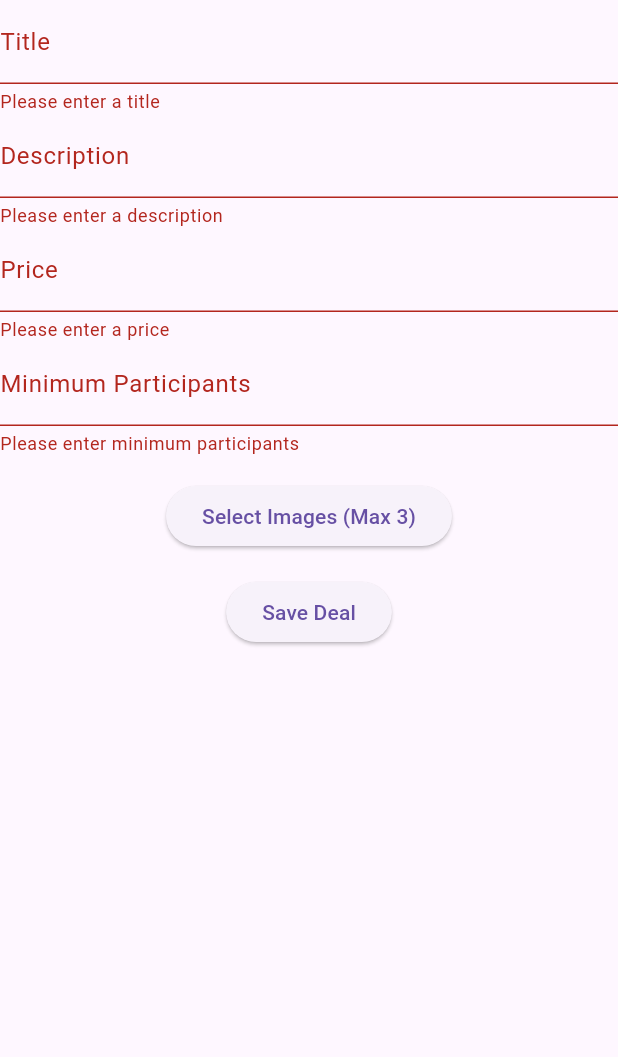
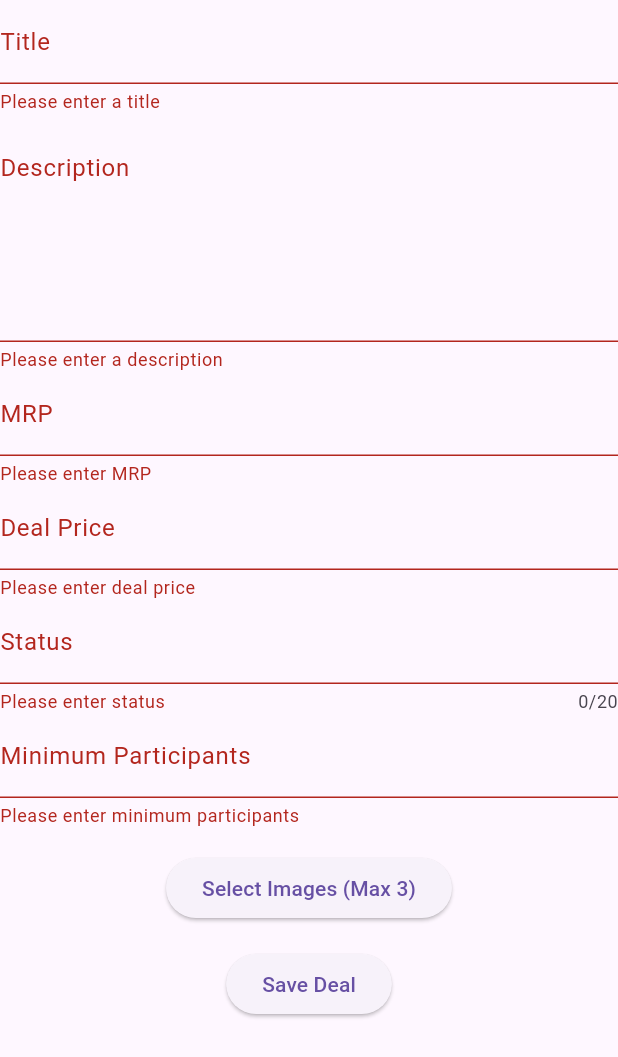
Before and after one commit to NewMayur/utpanna-admin, a Flutter app: the DealForm widget shown alone on an empty page, opened directly with empty values, after a tap on "Save Deal", on a phone screen of 412 x 824 dp. Shown: the top 1057 px of the screen. Run offline on Flutter 3.47's test engine with Material 3 defaults, Android fonts, the phone set to English and light mode, and no system bars; our stand-ins replace dio, firebase_core, image_picker, shared_preferences; accounts and stored records are empty; network calls fail.

Commit message:
Completed MVP Features

```diff
--- a/lib/screens/admin_panel.dart
+++ b/lib/screens/admin_panel.dart
@@ -44,7 +44,8 @@ class Deal {
   final int id;
   final String title;
   final String description;
-  final double price;
+  final double mrp;
+  final double deal_price;
   final int min_participants;
   final int current_participants;
   final String status;
@@ -58,10 +59,11 @@ class Deal {
     required this.id,
     required this.title,
     required this.description,
-    required this.price,
+    required this.mrp,
+    required this.deal_price,
     required this.min_participants,
     this.current_participants = 0,
-    this.status = 'open',
+    required this.status,
     required this.created_at,
     required this.updated_at,
     this.participants,
@@ -74,7 +76,8 @@ class Deal {
       'id': id,
       'title': title,
       'description': description,
-      'price': price,
+      'mrp': mrp,
+      'deal_price': deal_price,
       'min_participants': min_participants,
       'current_participants': current_participants,
       'status': status,
@@ -86,7 +89,8 @@ class Deal {
       id: json['id'],
       title: json['title'],
       description: json['description'],
-      price: json['price'].toDouble(),
+      mrp: (json['mrp'] ?? 0.0).toDouble(),
+      deal_price: (json['deal_price'] ?? 0.0).toDouble(),
       min_participants: json['min_participants'],
       current_participants: json['current_participants'] ?? 0,
       status: json['status'] ?? 'open',
@@ -134,8 +138,10 @@ class _AdminPanelState extends State<AdminPanel> {
   final _dealFormKey = GlobalKey<FormState>();
   final _titleController = TextEditingController();
   final _descriptionController = TextEditingController();
-  final _priceController = TextEditingController();
+  final _mrpController = TextEditingController();
+  final _dealPriceController = TextEditingController();
   final _minParticipantsController = TextEditingController();
+  final _statusController = TextEditingController();
   final _authService = AuthService();
 
   @override
@@ -178,13 +184,14 @@ class _AdminPanelState extends State<AdminPanel> {
     if (_dealFormKey.currentState!.validate()) {
       final now = DateTime.now().toIso8601String();
       final deal = Deal(
-        id: 0, // The server will assign the actual ID
+        id: 0,
         title: _titleController.text,
         description: _descriptionController.text,
-        price: double.parse(_priceController.text),
+        mrp: double.parse(_mrpController.text),
+        deal_price: double.parse(_dealPriceController.text),
         min_participants: int.parse(_minParticipantsController.text),
         current_participants: 0,
-        status: 'open',
+        status: _statusController.text,
         created_at: now,
         updated_at: now,
       );
@@ -200,7 +207,7 @@ class _AdminPanelState extends State<AdminPanel> {
         );
 
         if (response.statusCode == 201) {
-          fetchDeals(); // Refresh the list of deals
+          fetchDeals();
           _dealFormKey.currentState?.reset();
           ScaffoldMessenger.of(context).showSnackBar(
             SnackBar(content: Text('Deal created successfully')),
@@ -282,15 +289,17 @@ class _AdminPanelState extends State<AdminPanel> {
             builder: (context) => AlertDialog(
               title: const Text('Create New Deal'),
               content: SizedBox(
-                height: 400, // Adjust height as needed
-                width: 300,  // Adjust width as needed
+                height: 600, // Increased height to accommodate all fields
+                width: 300,
                 child: SingleChildScrollView(
                   child: DealForm(
                     formKey: _dealFormKey,
                     titleController: _titleController,
                     descriptionController: _descriptionController,
-                    priceController: _priceController,
+                    mrpController: _mrpController,
+                    dealPriceController: _dealPriceController,
                     minParticipantsController: _minParticipantsController,
+                    statusController: _statusController,
                     onSave: () {
                       _createDeal();
                       Navigator.pop(context);
@@ -326,7 +335,8 @@ class DealList extends StatelessWidget {
           child: DataTable(
             columns: const [
               DataColumn(label: Text('Title')),
-              DataColumn(label: Text('Price')),
+              DataColumn(label: Text('MRP')),
+              DataColumn(label: Text('Deal Price')),
               DataColumn(label: Text('Participants')),
               DataColumn(label: Text('Status')),
               DataColumn(label: Text('Actions')),
@@ -334,7 +344,8 @@ class DealList extends StatelessWidget {
             rows: deals.map((deal) => DataRow(
               cells: [
                 DataCell(Text(deal.title)),
-                DataCell(Text('₹${deal.price}')),
+                DataCell(Text('₹${deal.mrp}')),
+                DataCell(Text('₹${deal.deal_price}')),
                 DataCell(Text('${deal.current_participants}/${deal.min_participants}')),
                 DataCell(Text(deal.status)),
                 DataCell(Row(
@@ -365,8 +376,10 @@ class DealForm extends StatefulWidget {
   final GlobalKey<FormState> formKey;
   final TextEditingController titleController;
   final TextEditingController descriptionController;
-  final TextEditingController priceController;
+  final TextEditingController mrpController;
+  final TextEditingController dealPriceController;
   final TextEditingController minParticipantsController;
+  final TextEditingController statusController;
   final VoidCallback onSave;
 
   const DealForm({
@@ -374,8 +387,10 @@ class DealForm extends StatefulWidget {
     required this.formKey,
     required this.titleController,
     required this.descriptionController,
-    required this.priceController,
+    required this.mrpController,
+    required this.dealPriceController,
     required this.minParticipantsController,
+    required this.statusController,
     required this.onSave,
   }) : super(key: key);
 
@@ -392,7 +407,7 @@ class _DealFormState extends State<DealForm> {
     if (images.isNotEmpty) {
       setState(() {
         _selectedImages.clear();
-        _selectedImages.addAll(images.take(3)); // Limit to 3 images
+        _selectedImages.addAll(images.take(3));
       });
     }
   }
@@ -416,7 +431,13 @@ class _DealFormState extends State<DealForm> {
           ),
           TextFormField(
             controller: widget.descriptionController,
-            decoration: const InputDecoration(labelText: 'Description'),
+            decoration: const InputDecoration(
+              labelText: 'Description',
+              alignLabelWithHint: true,
+            ),
+            maxLines: 5,
+            textInputAction: TextInputAction.newline,
+            keyboardType: TextInputType.multiline,
             validator: (value) {
               if (value == null || value.isEmpty) {
                 return 'Please enter a description';
@@ -425,15 +446,45 @@ class _DealFormState extends State<DealForm> {
             },
           ),
           TextFormField(
-            controller: widget.priceController,
-            decoration: const InputDecoration(labelText: 'Price'),
+            controller: widget.mrpController,
+            decoration: const InputDecoration(labelText: 'MRP'),
             keyboardType: TextInputType.number,
             validator: (value) {
               if (value == null || value.isEmpty) {
-                return 'Please enter a price';
+                return 'Please enter MRP';
               }
               if (double.tryParse(value) == null) {
                 return 'Please enter a valid number';
+              }
+              return null;
+            },
+          ),
+          TextFormField(
+            controller: widget.dealPriceController,
+            decoration: const InputDecoration(labelText: 'Deal Price'),
+            keyboardType: TextInputType.number,
+            validator: (value) {
+              if (value == null || value.isEmpty) {
+                return 'Please enter deal price';
+              }
+              if (double.tryParse(value) == null) {
+                return 'Please enter a valid number';
+              }
+              final dealPrice = double.parse(value);
+              final mrp = double.tryParse(widget.mrpController.text) ?? 0;
+              if (dealPrice >= mrp) {
+                return 'Deal price must be less than MRP';
+              }
+              return null;
+            },
+          ),
+          TextFormField(
+            controller: widget.statusController,
+            decoration: const InputDecoration(labelText: 'Status'),
+            maxLength: 20,
+            validator: (value) {
+              if (value == null || value.isEmpty) {
+                return 'Please enter status';
               }
               return null;
             },
@@ -510,8 +561,10 @@ class _DealFormState extends State<DealForm> {
     formData.fields.addAll([
       MapEntry('title', widget.titleController.text),
       MapEntry('description', widget.descriptionController.text),
-      MapEntry('price', widget.priceController.text),
+      MapEntry('mrp', widget.mrpController.text),
+      MapEntry('deal_price', widget.dealPriceController.text),
       MapEntry('min_participants', widget.minParticipantsController.text),
+      MapEntry('status', widget.statusController.text),
     ]);
 
     // Add images
--- a/lib/screens/deal_detail_screen.dart
+++ b/lib/screens/deal_detail_screen.dart
@@ -130,11 +130,19 @@ class _DealDetailScreenState extends State<DealDetailScreen> {
             child: Column(
               crossAxisAlignment: CrossAxisAlignment.start,
               children: [
-                Text('Title: ${deal.title}', style: Theme.of(context).textTheme.titleLarge),
+                Text('Title: ${deal.title}',
+                  style: Theme.of(context).textTheme.titleLarge
+                ),
                 const SizedBox(height: 16),
-                _buildImageGallery(deal.images), // Add this line
-                Text('Description: ${deal.description}'),
-                Text('Price: ₹${deal.price}'),
+                _buildImageGallery(deal.images),
+                const SizedBox(height: 16),
+                Text('Description:',
+                  style: Theme.of(context).textTheme.titleMedium
+                ),
+                Text(deal.description),
+                const SizedBox(height: 16),
+                Text('MRP: ₹${deal.mrp}'),
+                Text('Deal Price: ₹${deal.deal_price}'),
                 Text('Minimum Participants: ${deal.min_participants}'),
                 Text('Current Participants: ${deal.current_participants}'),
                 Text('Progress: ${deal.progress_percentage?.toStringAsFixed(2)}%'),
```
